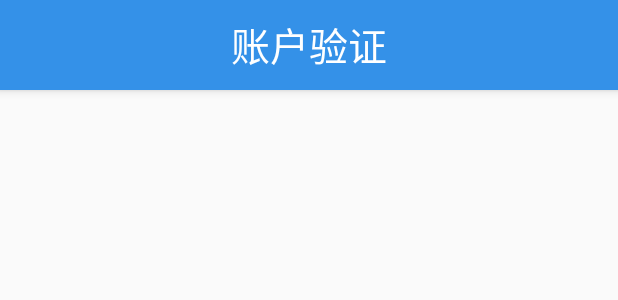
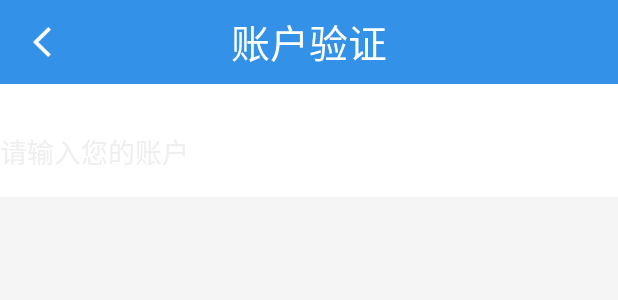
Before and after one commit to zhangjf2018/Cloudpos, an Android app: the layout activity_account_check.xml on its own in the app's theme, with its tools: preview values and no code run, on a phone screen of 412 x 824 dp. Shown: the top 300 px of the screen. Run offline under Robolectric (Android 15) with nearby library versions, the light colour scheme and no system bars.

Commit message:
增加账户验证

```diff
--- a/app/build.gradle
+++ b/app/build.gradle
@@ -17,7 +17,7 @@ android {
             proguardFiles getDefaultProguardFile('proguard-android.txt'), 'proguard-rules.pro'
         }
     }
-    dataBinding{
+    dataBinding {
         enabled true
     }
 }
--- a/app/src/main/AndroidManifest.xml
+++ b/app/src/main/AndroidManifest.xml
@@ -20,7 +20,8 @@
         </activity>
         <activity android:name=".view.LoginActivity" />
         <activity android:name=".MainActivity" />
-        <activity android:name=".view.AccountCheckActivity" android:parentActivityName=".view.LaunchActivity"></activity>
+        <activity android:name=".view.AccountCheckActivity" />
+        <activity android:name=".view.PhoneCheckActivity"></activity>
     </application>
 
 </manifest>
--- a/app/src/main/res/layout/activity_account_check.xml
+++ b/app/src/main/res/layout/activity_account_check.xml
@@ -1,28 +1,24 @@
 <?xml version="1.0" encoding="utf-8"?>
-<RelativeLayout xmlns:android="http://schemas.android.com/apk/res/android"
-    xmlns:tools="http://schemas.android.com/tools"
+<LinearLayout xmlns:android="http://schemas.android.com/apk/res/android"
     android:id="@+id/activity_account_check"
     android:layout_width="match_parent"
     android:layout_height="match_parent"
-    >
-    <android.support.design.widget.AppBarLayout
-        android:id="@+id/about_appbar"
+    android:background="@color/bg_gray"
+    android:orientation="vertical">
+    <include layout="@layout/top_nav_include" />
+
+    <LinearLayout
         android:layout_width="match_parent"
         android:layout_height="wrap_content"
-        android:theme="@style/toolbar_theme">
-        <android.support.v7.widget.Toolbar
-            android:id="@+id/about_toolbar"
+        android:background="@color/white">
+        <EditText
             android:layout_width="match_parent"
-            android:layout_height="?attr/actionBarSize"
-            android:background="@color/colorBlue">
-            <TextView
-                android:layout_width="wrap_content"
-                android:layout_height="wrap_content"
-                android:layout_gravity="center_horizontal"
-                android:text="账户验证"
-                android:textColor="@color/white"
-                android:textSize="26sp"/>
-        </android.support.v7.widget.Toolbar>
-    </android.support.design.widget.AppBarLayout>
+            android:layout_height="60dp"
+            android:layout_marginTop="15dp"
+            android:hint="@string/tvInputAcc"
+            android:background="@null"
+            android:textColorHint="@color/alpaha_gray"/>
 
-</RelativeLayout>
+    </LinearLayout>
+
+</LinearLayout>
--- /dev/null
+++ b/app/src/main/res/layout/top_nav_include.xml
@@ -0,0 +1,30 @@
+<?xml version="1.0" encoding="utf-8"?>
+<RelativeLayout xmlns:android="http://schemas.android.com/apk/res/android"
+    xmlns:app="http://schemas.android.com/apk/res-auto"
+    android:id="@+id/activity_account_check"
+    android:layout_width="match_parent"
+    android:layout_height="wrap_content">
+    <android.support.design.widget.AppBarLayout
+        android:id="@+id/about_appbar"
+        android:layout_width="match_parent"
+        android:layout_height="wrap_content"
+        >
+        <android.support.v7.widget.Toolbar
+            android:id="@+id/nav_toolbar"
+            android:layout_width="match_parent"
+            android:layout_height="?attr/actionBarSize"
+            android:background="@color/colorBlue"
+            app:navigationIcon="@mipmap/pic_back_w2"
+            >
+            <TextView
+                android:id="@+id/tv_navTitle"
+                android:layout_width="wrap_content"
+                android:layout_height="wrap_content"
+                android:layout_gravity="center_horizontal"
+                android:text="账户验证"
+                android:textColor="@color/white"
+                android:textSize="26sp"/>
+        </android.support.v7.widget.Toolbar>
+    </android.support.design.widget.AppBarLayout>
+
+</RelativeLayout>
--- a/app/src/main/res/values/colors.xml
+++ b/app/src/main/res/values/colors.xml
@@ -129,4 +129,5 @@
     <color name="groupImgBg">#ffe3E3E3</color>
 
     <color name="colorBlue">#FF3491E8</color>
+    <color name="bg_gray">#FFF5F5F5</color>
 </resources>
--- a/app/src/main/res/values/strings.xml
+++ b/app/src/main/res/values/strings.xml
@@ -14,9 +14,10 @@
     <string name="home_recommend_good">推荐商品</string>
     <string name="item_ins">一键投保</string>
     <string name="login_co_name">云码通保险云服务平台</string>
-    <string name="login_acc">手机号</string>
+    <string name="login_acc">账户</string>
     <string name="login_passwd">密码</string>
 
     <string name="btn_login">登录</string>
     <string name="tv_forget_passwd">忘记密码</string>
+    <string name="tvInputAcc">请输入您的账户</string>
 </resources>
--- a/app/src/main/res/values/styles.xml
+++ b/app/src/main/res/values/styles.xml
@@ -16,7 +16,7 @@
     <style name="toolbar_theme" parent="@style/ThemeOverlay.AppCompat.Dark.ActionBar">
         <item name="colorControlNormal">@color/colorBlue</item>
         <item name="android:actionBarSize">60dp</item>
-        <item name="android:homeAsUpIndicator">@mipmap/pic_back_w2</item>
+        <item name="android:homeAsUpIndicator">@mipmap/pic_back</item>
     </style>
 
 </resources>
```
Also changed, not shown: app/src/main/java/com/ymt/cloudpos/core/BaseActivity.java (added, +54 -0 lines), app/src/main/java/com/ymt/cloudpos/view/PhoneCheckActivity.java (renamed from app/src/main/java/com/ymt/cloudpos/view/LaunchActivity.java, +7 -8 lines), app/src/main/res/layout/activity_phone_check.xml (added, +9 -0 lines).
